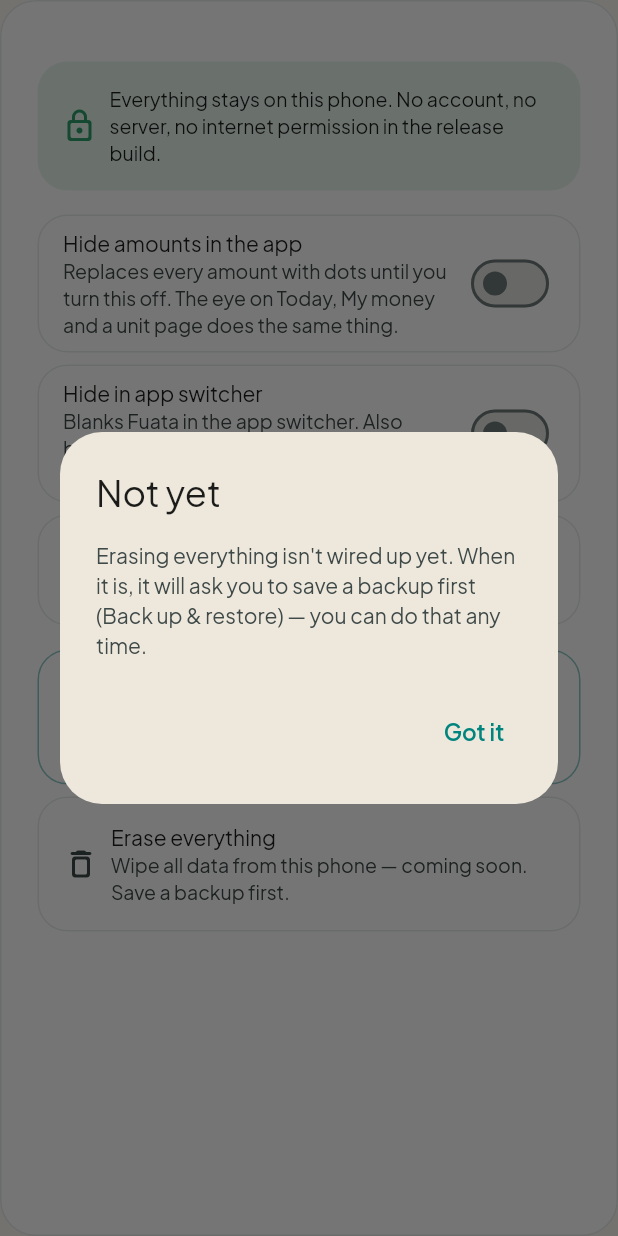
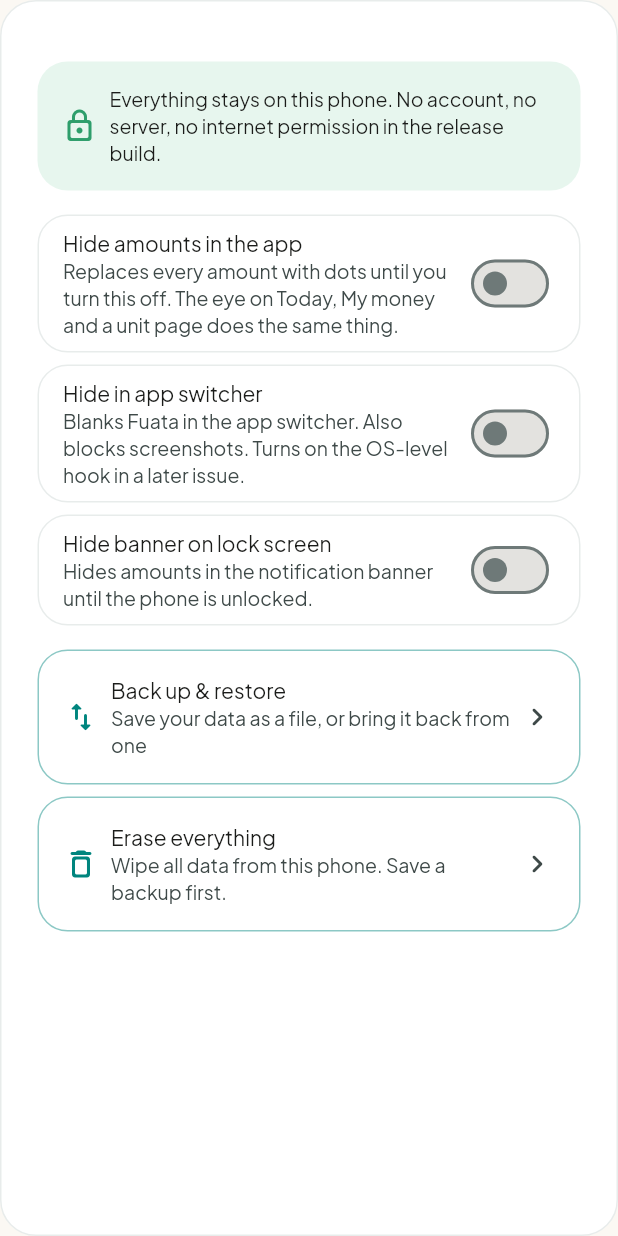
Before and after one commit to MoMalley254/fuata, a Flutter app: the PrivacyCard widget shown alone on an empty page, opened directly with empty values, after a tap on "Erase everything", on a phone screen of 412 x 824 dp. Run offline on Flutter 3.47's test engine with Material 3 defaults, Android fonts, the phone set to English and light mode, and no system bars; our stand-ins replace drift, flutter_local_notifications, flutter_riverpod, flutter_smart_dialog, go_router; accounts and stored records are empty; generated files the repository leaves out were written again.

Commit message:
feat(privacy): Erase everything becomes an ActionRow
Replaces the ComingSoonRow and its _confirmEraseUnavailable stub. Same
bordered-card family as Back up & restore above it, so the two read as
one group; the warning lives in the dialog the row opens, which is
where a person should meet it.

The card stays presentation-only — onErase is a callback, matching
onOpenBackup, so the widget keeps no screen imports.

Refs #85

```diff
--- a/lib/widgets/personalization/privayc_card.dart
+++ b/lib/widgets/personalization/privayc_card.dart
@@ -6,7 +6,6 @@ import '../../domain/models/settings.dart';
 import '../../ui/theme/app_colors.dart';
 import '../../ui/theme/app_spacing.dart';
 import '../../ui/theme/app_typography.dart';
-import '../coming_soon_row.dart';
 import 'action_row.dart';
 
 class PrivacyCard extends StatelessWidget {
@@ -16,11 +15,17 @@ class PrivacyCard extends StatelessWidget {
   /// Opens Back up & restore (#24). A callback rather than a route so this
   /// widget stays free of screen imports, like the rest of lib/widgets.
   final VoidCallback onOpenBackup;
+
+  /// Starts the two-step erase (issue #85). Also a callback: the confirm
+  /// dialogs and the erase call itself belong to the screen that knows
+  /// what to do afterwards.
+  final VoidCallback onErase;
   const PrivacyCard({
     super.key,
     required this.settings,
     required this.onChanged,
     required this.onOpenBackup,
+    required this.onErase,
   });
 
   @override
@@ -83,32 +88,18 @@ class PrivacyCard extends StatelessWidget {
           onTap: onOpenBackup,
         ),
         const SizedBox(height: AppSpacing.sm),
-        ComingSoonRow(
+        // Deliberately an ActionRow (something real happens) rather than a
+        // ComingSoonRow, now that #85 has wired it up. It keeps the same
+        // bordered-card shape and the trailing chevron as the row above it,
+        // so the two read as one group; the warning lives in the dialog,
+        // which is where a person should meet it.
+        ActionRow(
           icon: Icons.delete_outline_rounded,
           title: 'Erase everything',
-          subtitle: 'Wipe all data from this phone — coming soon. Save a backup first.',
-          onTap: () => _confirmEraseUnavailable(context),
+          subtitle: 'Wipe all data from this phone. Save a backup first.',
+          onTap: onErase,
         ),
       ],
     );
   }
-
-  void _confirmEraseUnavailable(BuildContext context) {
-    showDialog(
-      context: context,
-      builder: (dialogContext) => AlertDialog(
-        title: const Text('Not yet'),
-        content: const Text(
-          "Erasing everything isn't wired up yet. When it is, it will ask you to "
-          "save a backup first (Back up & restore) — you can do that any time.",
-        ),
-        actions: [
-          TextButton(
-            onPressed: () => Navigator.of(dialogContext).pop(),
-            child: const Text('Got it'),
-          ),
-        ],
-      ),
-    );
-  }
 }
```
